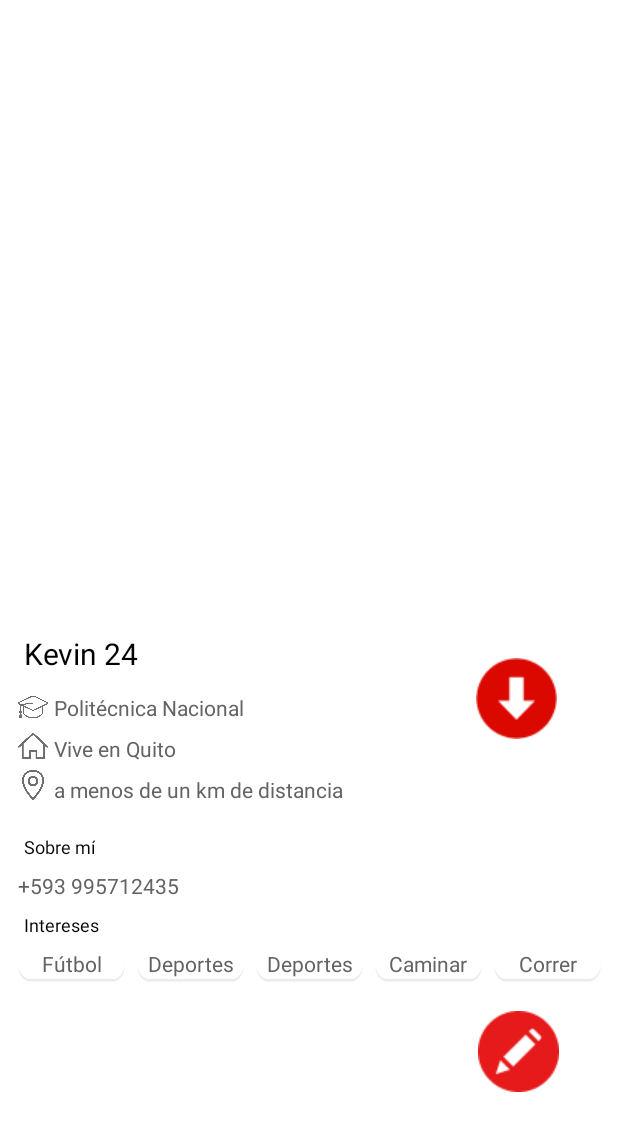
After one commit to 2021-b-aplicaciones-moviles-computacion/movcom-pallo-amaguaya-kevin, an Android app: the Biografia screen opened directly, with no data from a screen before it, on a phone screen of 412 x 824 dp. The commit adds this screen. Shown: the top 1131 px of the screen. Run offline under Robolectric (Android 15) with nearby library versions, the phone set to English and light mode, and no system bars.

Commit message:
Diseño de interface 2
Editar perfil falta poco

```diff
--- /dev/null
+++ b/SimulationTinder/app/src/main/java/com/example/simulationtinder/Biografia.kt
@@ -0,0 +1,26 @@
+package com.example.simulationtinder
+
+import android.content.Intent
+import androidx.appcompat.app.AppCompatActivity
+import android.os.Bundle
+import android.widget.ImageButton
+
+class Biografia : AppCompatActivity() {
+    override fun onCreate(savedInstanceState: Bundle?) {
+        super.onCreate(savedInstanceState)
+        setContentView(R.layout.activity_biografia)
+
+        //BOTON IR PERFIL USUARIO
+        var btn_irPerfil = findViewById<ImageButton>(R.id.imageButton_irPerfil)
+        btn_irPerfil.setOnClickListener {
+            startActivity(Intent(this, PerfilUsuario::class.java))
+        }
+
+        //BOTON IR EDITAR PERFIL
+        var btn_editarPerfil = findViewById<ImageButton>(R.id.imageButton_editarPerfil)
+        btn_editarPerfil.setOnClickListener {
+            startActivity(Intent(this, EditarPerfil::class.java))
+        }
+
+    }
+}
--- /dev/null
+++ b/SimulationTinder/app/src/main/res/layout/activity_biografia.xml
@@ -0,0 +1,220 @@
+<?xml version="1.0" encoding="utf-8"?>
+<androidx.constraintlayout.widget.ConstraintLayout xmlns:android="http://schemas.android.com/apk/res/android"
+    xmlns:app="http://schemas.android.com/apk/res-auto"
+    xmlns:tools="http://schemas.android.com/tools"
+    android:layout_width="match_parent"
+    android:layout_height="match_parent"
+    android:background="#FFFFFF"
+    tools:context=".Biografia">
+
+    <TextView
+        android:id="@+id/textView24"
+        android:layout_width="71dp"
+        android:layout_height="22dp"
+        android:layout_marginStart="8dp"
+        android:layout_marginTop="8dp"
+        android:background="@drawable/rectangle_5"
+        android:text="Correr"
+        android:textAlignment="center"
+        android:textColor="#636363"
+        app:layout_constraintStart_toEndOf="@+id/textView23"
+        app:layout_constraintTop_toBottomOf="@+id/textView19" />
+
+    <TextView
+        android:id="@+id/textView23"
+        android:layout_width="71dp"
+        android:layout_height="22dp"
+        android:layout_marginStart="8dp"
+        android:layout_marginTop="8dp"
+        android:background="@drawable/rectangle_5"
+        android:text="Caminar"
+        android:textAlignment="center"
+        android:textColor="#636363"
+        app:layout_constraintStart_toEndOf="@+id/textView22"
+        app:layout_constraintTop_toBottomOf="@+id/textView19" />
+
+    <TextView
+        android:id="@+id/textView22"
+        android:layout_width="71dp"
+        android:layout_height="22dp"
+        android:layout_marginStart="8dp"
+        android:layout_marginTop="8dp"
+        android:background="@drawable/rectangle_5"
+        android:text="Deportes"
+        android:textAlignment="center"
+        android:textColor="#636363"
+        app:layout_constraintStart_toEndOf="@+id/textView21"
+        app:layout_constraintTop_toBottomOf="@+id/textView19" />
+
+    <TextView
+        android:id="@+id/textView21"
+        android:layout_width="71dp"
+        android:layout_height="22dp"
+        android:layout_marginStart="8dp"
+        android:layout_marginTop="8dp"
+        android:background="@drawable/rectangle_5"
+        android:text="Deportes"
+        android:textAlignment="center"
+        android:textColor="#636363"
+        app:layout_constraintStart_toEndOf="@+id/textView20"
+        app:layout_constraintTop_toBottomOf="@+id/textView19" />
+
+    <View
+        android:id="@+id/view2"
+        android:layout_width="412dp"
+        android:layout_height="402dp"
+        android:layout_marginTop="4dp"
+        app:layout_constraintEnd_toEndOf="parent"
+        app:layout_constraintHorizontal_bias="0.0"
+        app:layout_constraintStart_toStartOf="parent"
+        app:layout_constraintTop_toTopOf="parent" />
+
+    <TextView
+        android:id="@+id/textView13"
+        android:layout_width="wrap_content"
+        android:layout_height="wrap_content"
+        android:layout_marginTop="16dp"
+        android:text="Kevin 24"
+        android:textColor="#000000"
+        android:textSize="20sp"
+        app:layout_constraintEnd_toEndOf="parent"
+        app:layout_constraintHorizontal_bias="0.047"
+        app:layout_constraintStart_toStartOf="parent"
+        app:layout_constraintTop_toBottomOf="@+id/view2" />
+
+    <TextView
+        android:id="@+id/textView14"
+        android:layout_width="wrap_content"
+        android:layout_height="wrap_content"
+        android:layout_marginStart="4dp"
+        android:layout_marginTop="56dp"
+        android:text="Politécnica Nacional"
+        android:textColor="#636363"
+        app:layout_constraintStart_toEndOf="@+id/imageView3"
+        app:layout_constraintTop_toBottomOf="@+id/view2" />
+
+    <TextView
+        android:id="@+id/textView16"
+        android:layout_width="wrap_content"
+        android:layout_height="wrap_content"
+        android:layout_marginStart="4dp"
+        android:layout_marginTop="8dp"
+        android:text="a menos de un km de distancia"
+        android:textColor="#636363"
+        app:layout_constraintStart_toEndOf="@+id/imageView5"
+        app:layout_constraintTop_toBottomOf="@+id/textView15" />
+
+    <ImageView
+        android:id="@+id/imageView5"
+        android:layout_width="20dp"
+        android:layout_height="20dp"
+        android:layout_marginStart="12dp"
+        android:layout_marginTop="6dp"
+        app:layout_constraintStart_toStartOf="parent"
+        app:layout_constraintTop_toBottomOf="@+id/imageView4"
+        app:srcCompat="@drawable/ubicacion" />
+
+    <ImageView
+        android:id="@+id/imageView3"
+        android:layout_width="20dp"
+        android:layout_height="20dp"
+        android:layout_marginStart="12dp"
+        android:layout_marginTop="12dp"
+        app:layout_constraintStart_toStartOf="parent"
+        app:layout_constraintTop_toBottomOf="@+id/textView13"
+        app:srcCompat="@drawable/gorro_de_graduacion" />
+
+    <ImageView
+        android:id="@+id/imageView4"
+        android:layout_width="20dp"
+        android:layout_height="20dp"
+        android:layout_marginStart="12dp"
+        android:layout_marginTop="6dp"
+        app:layout_constraintStart_toStartOf="parent"
+        app:layout_constraintTop_toBottomOf="@+id/imageView3"
+        app:srcCompat="@drawable/hogar" />
+
+    <TextView
+        android:id="@+id/textView15"
+        android:layout_width="wrap_content"
+        android:layout_height="wrap_content"
+        android:layout_marginStart="4dp"
+        android:layout_marginTop="8dp"
+        android:text="Vive en Quito"
+        android:textColor="#636363"
+        app:layout_constraintStart_toEndOf="@+id/imageView4"
+        app:layout_constraintTop_toBottomOf="@+id/textView14" />
+
+    <ImageButton
+        android:id="@+id/imageButton_irPerfil"
+        android:layout_width="64dp"
+        android:layout_height="62dp"
+        android:layout_marginEnd="36dp"
+        android:backgroundTint="#00FFFFFF"
+        app:layout_constraintBottom_toBottomOf="parent"
+        app:layout_constraintEnd_toEndOf="parent"
+        app:layout_constraintTop_toTopOf="parent"
+        app:layout_constraintVertical_bias="0.57"
+        app:srcCompat="@drawable/ellipse_9" />
+
+    <TextView
+        android:id="@+id/textView17"
+        android:layout_width="wrap_content"
+        android:layout_height="wrap_content"
+        android:layout_marginStart="16dp"
+        android:layout_marginTop="20dp"
+        android:text="Sobre mí"
+        android:textColor="#040404"
+        android:textSize="12sp"
+        app:layout_constraintStart_toStartOf="parent"
+        app:layout_constraintTop_toBottomOf="@+id/textView16" />
+
+    <TextView
+        android:id="@+id/textView18"
+        android:layout_width="wrap_content"
+        android:layout_height="wrap_content"
+        android:layout_marginStart="12dp"
+        android:layout_marginTop="8dp"
+        android:text="+593 995712435"
+        android:textColor="#636363"
+        app:layout_constraintStart_toStartOf="parent"
+        app:layout_constraintTop_toBottomOf="@+id/textView17" />
+
+    <TextView
+        android:id="@+id/textView19"
+        android:layout_width="wrap_content"
+        android:layout_height="wrap_content"
+        android:layout_marginStart="16dp"
+        android:layout_marginTop="8dp"
+        android:text="Intereses"
+        android:textColor="#000000"
+        android:textSize="12sp"
+        app:layout_constraintStart_toStartOf="parent"
+        app:layout_constraintTop_toBottomOf="@+id/textView18" />
+
+    <TextView
+        android:id="@+id/textView20"
+        android:layout_width="71dp"
+        android:layout_height="22dp"
+        android:layout_marginStart="12dp"
+        android:layout_marginTop="8dp"
+        android:background="@drawable/rectangle_5"
+        android:text="Fútbol"
+        android:textAlignment="center"
+        android:textColor="#636363"
+        app:layout_constraintStart_toStartOf="parent"
+        app:layout_constraintTop_toBottomOf="@+id/textView19" />
+
+    <ImageButton
+        android:id="@+id/imageButton_editarPerfil"
+        android:layout_width="60dp"
+        android:layout_height="60dp"
+        android:layout_marginTop="16dp"
+        android:backgroundTint="#00FFFFFF"
+        app:layout_constraintEnd_toEndOf="parent"
+        app:layout_constraintHorizontal_bias="0.896"
+        app:layout_constraintStart_toStartOf="parent"
+        app:layout_constraintTop_toBottomOf="@+id/textView24"
+        app:srcCompat="@drawable/ellipse_10" />
+
+</androidx.constraintlayout.widget.ConstraintLayout>
--- a/SimulationTinder/app/src/main/res/layout/activity_inicio.xml
+++ b/SimulationTinder/app/src/main/res/layout/activity_inicio.xml
@@ -51,10 +51,10 @@
 
     <com.lorentzos.flingswipe.SwipeFlingAdapterView
         android:id="@+id/frame"
-        android:layout_width="413dp"
-        android:layout_height="679dp"
+        android:layout_width="408dp"
+        android:layout_height="626dp"
         android:layout_marginTop="45dp"
-        android:background="#E8E8E7"
+        android:background="#838383"
         android:textAlignment="center"
         app:layout_constraintEnd_toEndOf="parent"
         app:layout_constraintStart_toStartOf="parent"
```
Also changed, not shown: SimulationTinder/app/src/main/AndroidManifest.xml (+5 -3 lines), SimulationTinder/app/src/main/java/com/example/simulationtinder/EditarPerfil.kt (added, +24 -0 lines), SimulationTinder/app/src/main/java/com/example/simulationtinder/PerfilUsuario.kt (+9 -0 lines), SimulationTinder/app/src/main/res/layout/activity_editar_perfil.xml (added, +133 -0 lines), SimulationTinder/app/src/main/res/layout/activity_perfil_usuario.xml (+7 -7 lines), SimulationTinder/app/src/main/res/drawable/ellipse_10.png (added), SimulationTinder/app/src/main/res/drawable/ellipse_9.png (added), SimulationTinder/app/src/main/res/drawable/flechaizq.png (added), SimulationTinder/app/src/main/res/drawable/gorro_de_graduacion.png (added), SimulationTinder/app/src/main/res/drawable/hogar.png (added), SimulationTinder/app/src/main/res/drawable/ubicacion.png (added).
